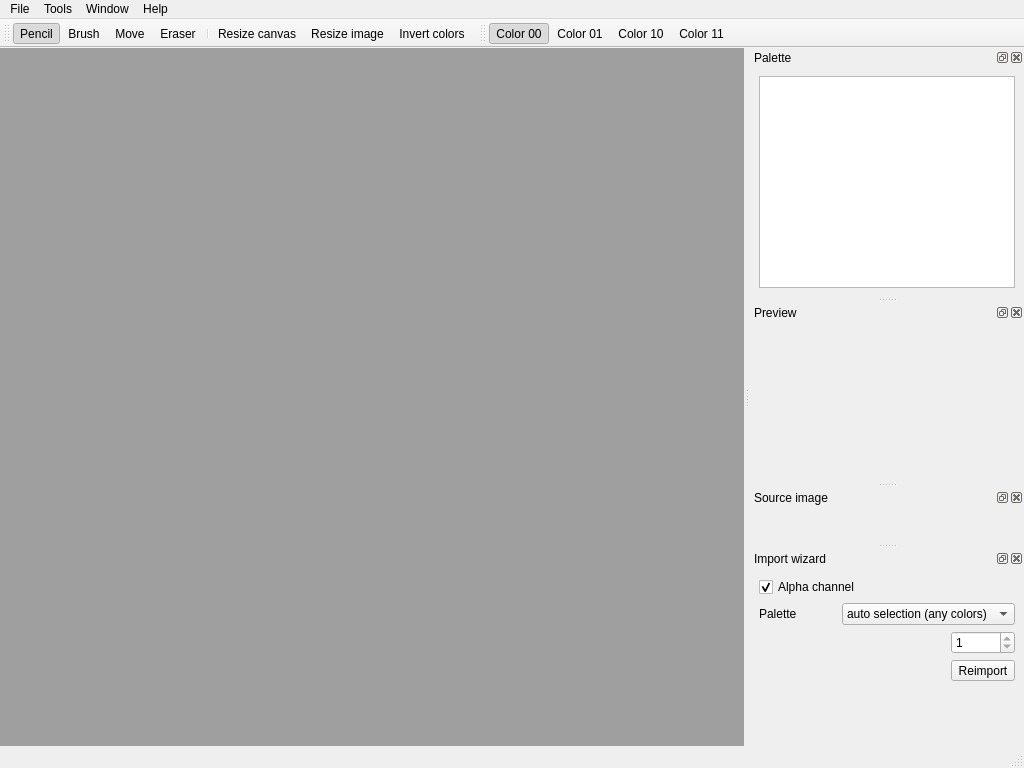
The window that mainwindow.ui (mistificator/zx4pixelizer) describes before a commit, drawn with Qt 5.
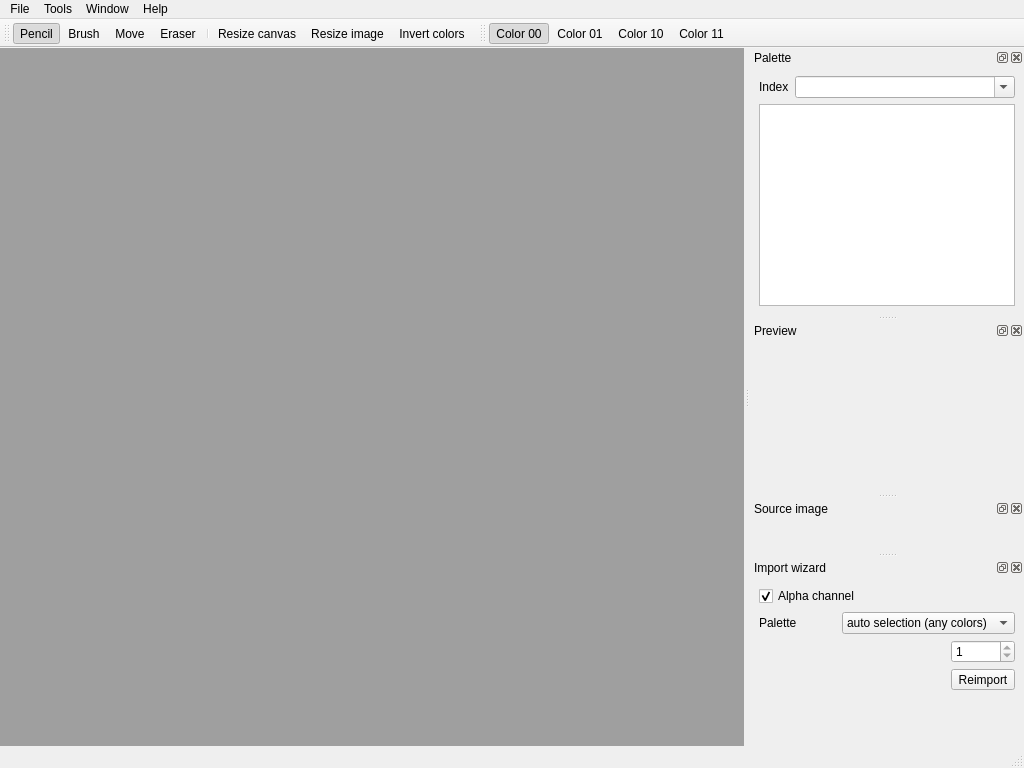
The same window after the commit. Icons and pictures are not drawn.

Commit message: Pixel editing added. Palette selection improved. Overall refactored.

```diff
--- a/mainwindow.ui
+++ b/mainwindow.ui
@@ -150,7 +150,27 @@
    </attribute>
    <widget class="QWidget" name="dockWidgetContents">
     <layout class="QGridLayout" name="gridLayout_3">
-     <item row="0" column="2">
+     <item row="0" column="0">
+      <widget class="QLabel" name="label_2">
+       <property name="text">
+        <string>Index</string>
+       </property>
+      </widget>
+     </item>
+     <item row="0" column="1">
+      <widget class="QComboBox" name="paletteIndex">
+       <property name="sizePolicy">
+        <sizepolicy hsizetype="Expanding" vsizetype="Fixed">
+         <horstretch>0</horstretch>
+         <verstretch>0</verstretch>
+        </sizepolicy>
+       </property>
+       <property name="editable">
+        <bool>true</bool>
+       </property>
+      </widget>
+     </item>
+     <item row="1" column="0" colspan="2">
       <widget class="QListWidget" name="palettes">
        <property name="sizePolicy">
         <sizepolicy hsizetype="Expanding" vsizetype="Expanding">
```
The commit also changes 6 other files.
